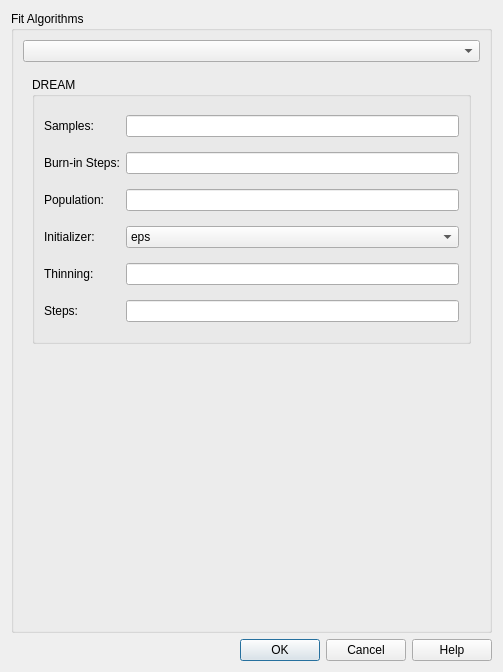
First picture: the form in src/sas/qtgui/Perspectives/Fitting/UI/FittingOptionsUI.ui, repository SasView/sasview, before the edit.
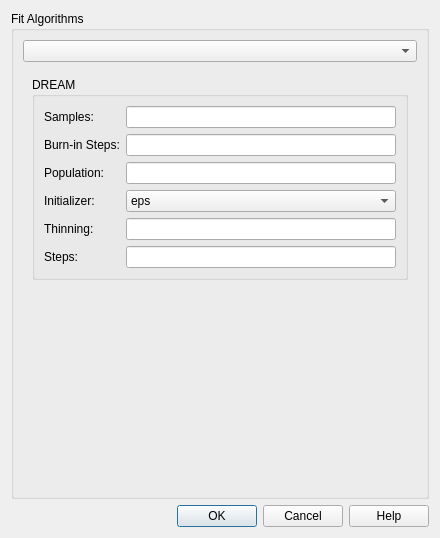
Second picture: the form after the edit. Icons and pictures are not drawn.

Commit message: Unit tests for fitting options dialog SASVIEW-514

```diff
--- a/src/sas/qtgui/Perspectives/Fitting/UI/FittingOptionsUI.ui
+++ b/src/sas/qtgui/Perspectives/Fitting/UI/FittingOptionsUI.ui
@@ -6,8 +6,8 @@
    <rect>
     <x>0</x>
     <y>0</y>
-    <width>503</width>
-    <height>672</height>
+    <width>440</width>
+    <height>538</height>
    </rect>
   </property>
   <property name="windowTitle">
@@ -26,6 +26,12 @@
      <layout class="QGridLayout" name="gridLayout_9">
       <item row="0" column="0">
        <widget class="QComboBox" name="cbAlgorithm">
+        <property name="sizePolicy">
+         <sizepolicy hsizetype="MinimumExpanding" vsizetype="Fixed">
+          <horstretch>0</horstretch>
+          <verstretch>0</verstretch>
+         </sizepolicy>
+        </property>
         <property name="sizeAdjustPolicy">
          <enum>QComboBox::AdjustToContents</enum>
         </property>
```
The commit also changes 13 other files.
